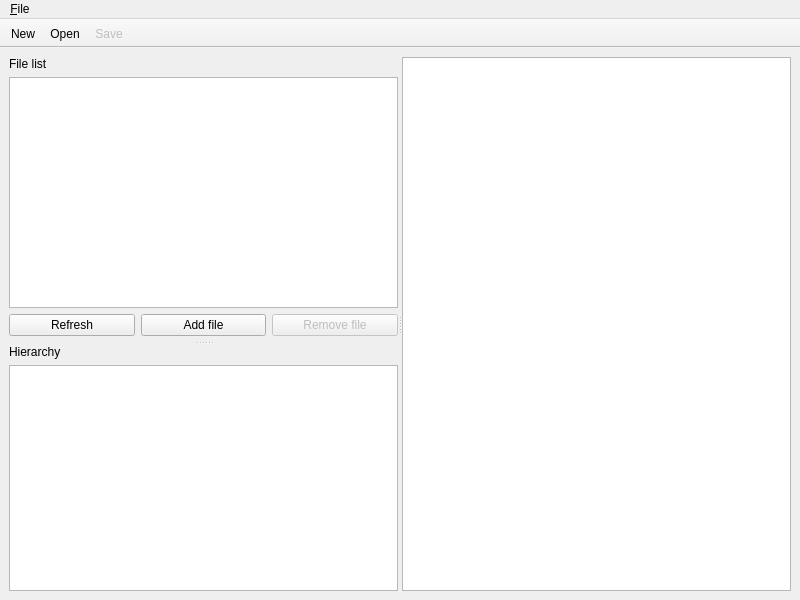
Before: the Qt Designer form MainWindow.ui in lsartory/lambila, drawn with Qt 5.
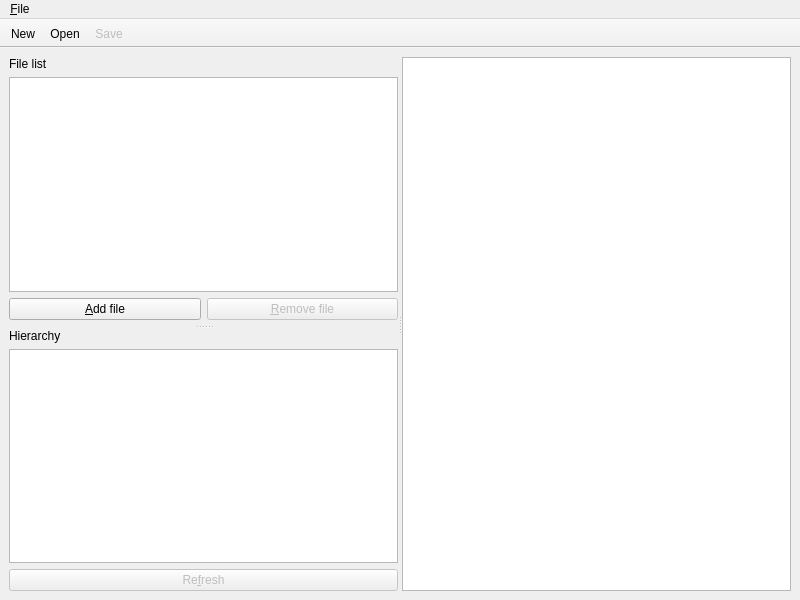
After: the same form once the commit is applied. Icons and pictures are not drawn.

Commit message: Improve the refresh button

```diff
--- a/MainWindow.ui
+++ b/MainWindow.ui
@@ -59,21 +59,10 @@
          </item>
          <item>
           <layout class="QHBoxLayout" name="fileButtonsLayout">
-           <item>
-            <widget class="QPushButton" name="refreshButton">
-             <property name="text">
-              <string>Refresh</string>
-             </property>
-             <property name="icon">
-              <iconset theme="list-add" resource="resources.qrc">
-               <normaloff>:/resources/icons/list-add.svg</normaloff>:/resources/icons/list-add.svg</iconset>
-             </property>
-            </widget>
-           </item>
            <item>
             <widget class="QPushButton" name="fileAddButton">
              <property name="text">
-              <string>Add file</string>
+              <string>&amp;Add file</string>
              </property>
              <property name="icon">
               <iconset theme="list-add" resource="resources.qrc">
@@ -87,7 +76,7 @@
               <bool>false</bool>
              </property>
              <property name="text">
-              <string>Remove file</string>
+              <string>&amp;Remove file</string>
              </property>
              <property name="icon">
               <iconset theme="list-remove" resource="resources.qrc">
@@ -120,6 +109,20 @@
            </column>
           </widget>
          </item>
+         <item>
+          <widget class="QPushButton" name="refreshButton">
+           <property name="enabled">
+            <bool>false</bool>
+           </property>
+           <property name="text">
+            <string>Re&amp;fresh</string>
+           </property>
+           <property name="icon">
+            <iconset theme="list-add" resource="resources.qrc">
+             <normaloff>:/resources/icons/view-refresh.svg</normaloff>:/resources/icons/view-refresh.svg</iconset>
+           </property>
+          </widget>
+         </item>
         </layout>
        </widget>
       </widget>
```
Left out of the diff: 8 changed lines with no effect on the pictures. The commit also changes 3 other files.
